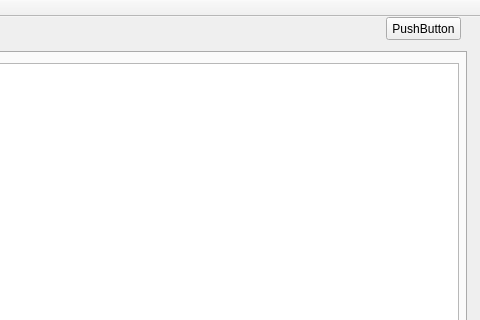
First picture: the form in Server/nova-server/mainwindow.ui, repository mizit/Nova-git, before the edit; both pictures show x 704 to 1184 and y 0 to 320 of the 1184 by 647 pixel window.
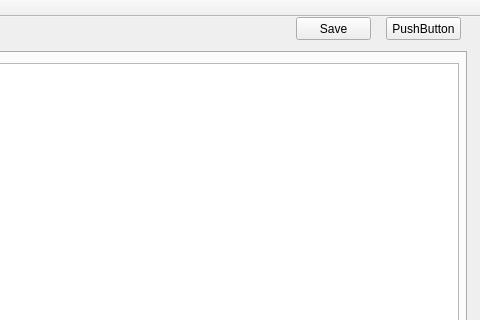
Second picture: the form after the edit.

```diff
--- a/Server/nova-server/mainwindow.ui
+++ b/Server/nova-server/mainwindow.ui
@@ -406,6 +406,19 @@
      <string>PushButton</string>
     </property>
    </widget>
+   <widget class="QPushButton" name="btn_save">
+    <property name="geometry">
+     <rect>
+      <x>1000</x>
+      <y>0</y>
+      <width>75</width>
+      <height>23</height>
+     </rect>
+    </property>
+    <property name="text">
+     <string>Save</string>
+    </property>
+   </widget>
   </widget>
   <widget class="QMenuBar" name="menuBar">
    <property name="geometry">
```
